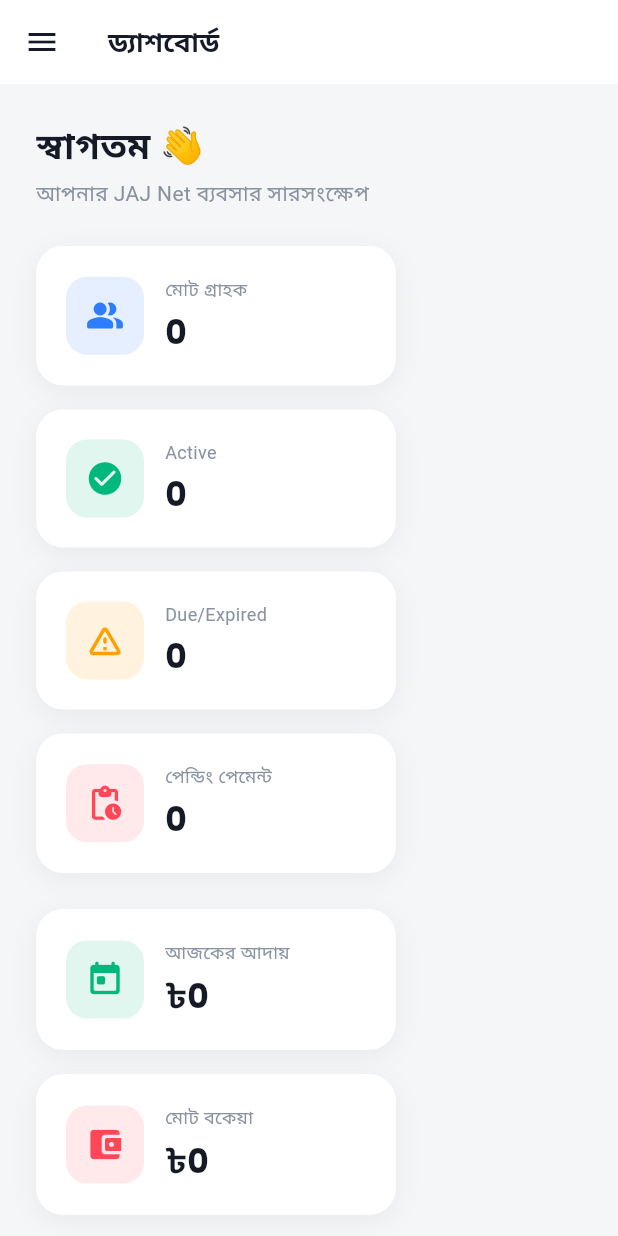
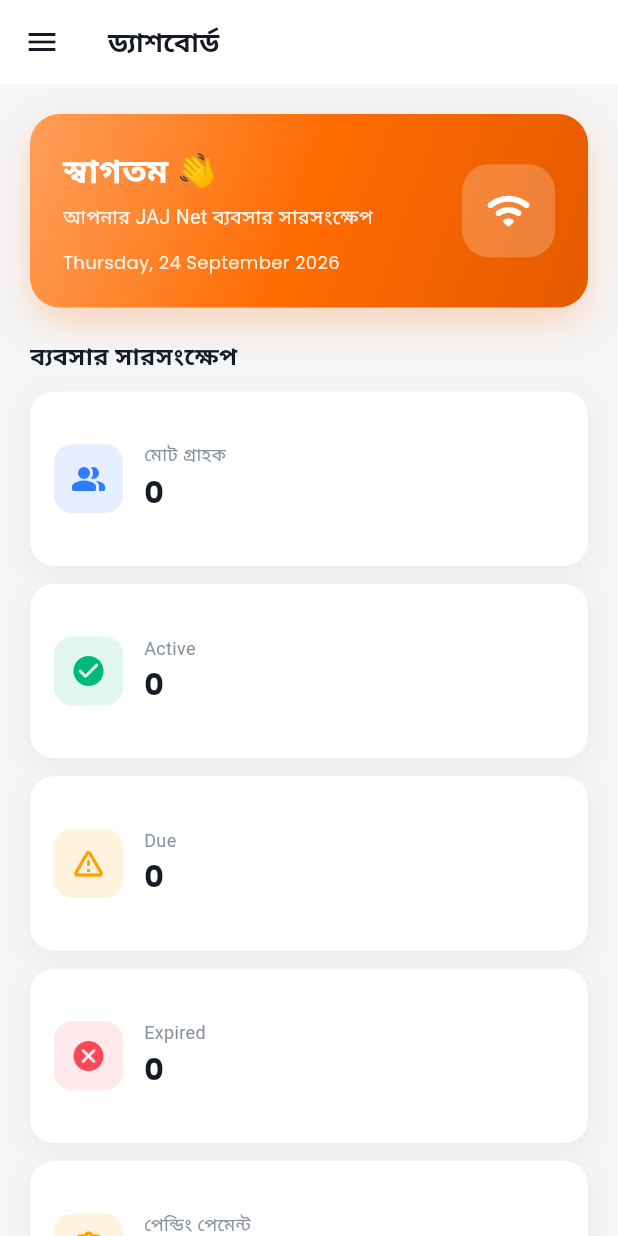
Before and after one commit to neuronzen/jajnet-admin, a Flutter app: the screen it shows once a user with an empty profile is signed in, on a phone screen of 412 x 824 dp. Run offline on Flutter 3.47's test engine with Material 3 defaults, Android fonts, the phone set to English and light mode, and no system bars; our stand-ins replace cloud_firestore, firebase_auth, firebase_core, google_fonts; accounts and stored records are empty.

Commit message:
Fix dashboard grid layout and customers page layout

```diff
--- a/lib/pages/dashboard.dart
+++ b/lib/pages/dashboard.dart
@@ -19,25 +19,25 @@ class DashboardPage extends StatelessWidget {
 builder: (context, paySnap) {
   final users = usersSnap.data?.docs ?? [];
   final payments = paySnap.data?.docs ?? [];
-            int active = 0;
-            int due = 0;
+
+  int active = 0, due = 0, expired = 0;
   double dueAmount = 0;
   for (final d in users) {
     final m = d.data() as Map<String, dynamic>;
     final s = (m['status'] ?? '').toString();
     if (s == 'active') active++;
-              if (s == 'due' || s == 'expired') due++;
-              dueAmount +=
-                  ((m['dueAmount'] ?? 0) as num).toDouble();
+    if (s == 'due') due++;
+    if (s == 'expired') expired++;
+    dueAmount += ((m['dueAmount'] ?? 0) as num).toDouble();
   }
+
   int pending = 0;
   double todayCollection = 0;
   final today = DateTime.now();
   for (final d in payments) {
     final m = d.data() as Map<String, dynamic>;
     if (m['status'] == 'pending') pending++;
-              if (m['status'] == 'verified' &&
-                  m['verifiedAt'] != null) {
+    if (m['status'] == 'verified' && m['verifiedAt'] != null) {
       final ts = m['verifiedAt'];
       if (ts is Timestamp) {
         final dt = ts.toDate();
@@ -51,75 +51,163 @@ class DashboardPage extends StatelessWidget {
     }
   }
 
+  final recent = users.take(5).toList();
+
   return SingleChildScrollView(
-              padding: const EdgeInsets.all(24),
+    padding: const EdgeInsets.all(20),
     child: Column(
       crossAxisAlignment: CrossAxisAlignment.start,
       children: [
-                  Text('স্বাগতম 👋',
+        _welcomeCard(),
+        const SizedBox(height: 20),
+        Text('ব্যবসার সারসংক্ষেপ',
             style: GoogleFonts.hindSiliguri(
-                          fontSize: 24,
+                fontSize: 16,
                 fontWeight: FontWeight.w700,
                 color: AC.ink)),
-                  const SizedBox(height: 4),
-                  Text('আপনার JAJ Net ব্যবসার সারসংক্ষেপ',
-                      style: GoogleFonts.hindSiliguri(
-                          fontSize: 14, color: AC.grey)),
-                  const SizedBox(height: 24),
-                  Wrap(
-                    spacing: 16,
-                    runSpacing: 16,
+        const SizedBox(height: 12),
+        LayoutBuilder(builder: (context, c) {
+          final cols = c.maxWidth > 1000
+              ? 3
+              : c.maxWidth > 640
+                  ? 2
+                  : 1;
+          return GridView.count(
+            crossAxisCount: cols,
+            crossAxisSpacing: 12,
+            mainAxisSpacing: 12,
+            childAspectRatio:
+                cols == 1 ? 3.2 : (cols == 2 ? 2.4 : 2.8),
+            shrinkWrap: true,
+            physics:
+                const NeverScrollableScrollPhysics(),
             children: [
-                      _stat('মোট গ্রাহক', '${users.length}',
-                          Icons.people_alt_rounded, AC.info),
-                      _stat('Active', '$active',
-                          Icons.check_circle_rounded, AC.success),
-                      _stat('Due/Expired', '$due',
-                          Icons.warning_amber_rounded, AC.warning),
-                      _stat('পেন্ডিং পেমেন্ট', '$pending',
-                          Icons.pending_actions_rounded, AC.error),
-                    ],
-                  ),
-                  const SizedBox(height: 24),
-                  Wrap(
-                    spacing: 16,
-                    runSpacing: 16,
-                    children: [
-                      _stat('আজকের আদায়',
-                          '৳${todayCollection.toStringAsFixed(0)}',
-                          Icons.today_rounded, AC.success),
-                      _stat('মোট বকেয়া',
+              _statCard(
+                  'মোট গ্রাহক',
+                  '${users.length}',
+                  Icons.people_alt_rounded,
+                  AC.info),
+              _statCard(
+                  'Active',
+                  '$active',
+                  Icons.check_circle_rounded,
+                  AC.success),
+              _statCard(
+                  'Due',
+                  '$due',
+                  Icons.warning_amber_rounded,
+                  AC.warning),
+              _statCard(
+                  'Expired',
+                  '$expired',
+                  Icons.cancel_rounded,
+                  AC.error),
+              _statCard(
+                  'পেন্ডিং পেমেন্ট',
+                  '$pending',
+                  Icons.pending_actions_rounded,
+                  AC.warning),
+              _statCard(
+                  'মোট বকেয়া',
                   '৳${dueAmount.toStringAsFixed(0)}',
                   Icons.account_balance_wallet_rounded,
                   AC.error),
             ],
+          );
+        }),
+        const SizedBox(height: 20),
+        Container(
+          width: double.infinity,
+          padding: const EdgeInsets.all(20),
+          decoration: BoxDecoration(
+            gradient: AC.heroGradient,
+            borderRadius: BorderRadius.circular(18),
           ),
-                  const SizedBox(height: 32),
+          child: Row(
+            children: [
+              Container(
+                width: 52,
+                height: 52,
+                decoration: BoxDecoration(
+                  color: Colors.white.withOpacity(0.22),
+                  borderRadius: BorderRadius.circular(14),
+                ),
+                child: const Icon(Icons.today_rounded,
+                    color: Colors.white, size: 26),
+              ),
+              const SizedBox(width: 16),
+              Expanded(
+                child: Column(
+                  crossAxisAlignment:
+                      CrossAxisAlignment.start,
+                  children: [
+                    Text('আজকের আদায়',
+                        style: GoogleFonts.hindSiliguri(
+                            fontSize: 13,
+                            color: Colors.white
+                                .withOpacity(0.92))),
+                    const SizedBox(height: 2),
+                    Text(
+                        '৳${todayCollection.toStringAsFixed(0)}',
+                        style: GoogleFonts.poppins(
+                            fontSize: 26,
+                            fontWeight: FontWeight.w700,
+                            color: Colors.white)),
+                  ],
+                ),
+              ),
+            ],
+          ),
+        ),
+        const SizedBox(height: 24),
+        Row(
+          mainAxisAlignment: MainAxisAlignment.spaceBetween,
+          children: [
             Text('সাম্প্রতিক গ্রাহক',
                 style: GoogleFonts.hindSiliguri(
-                          fontSize: 17,
+                    fontSize: 16,
                     fontWeight: FontWeight.w700,
                     color: AC.ink)),
+            Text('${users.length} জন',
+                style: GoogleFonts.hindSiliguri(
+                    fontSize: 12, color: AC.grey)),
+          ],
+        ),
         const SizedBox(height: 12),
         Container(
-                    padding: const EdgeInsets.all(20),
+          padding: const EdgeInsets.all(16),
           decoration: BoxDecoration(
             color: AC.white,
             borderRadius: BorderRadius.circular(18),
             boxShadow: AC.cardShadow,
           ),
-                    child: users.isEmpty
-                        ? const Center(
-                            child: Text('কোনো গ্রাহক নেই'))
+          child: recent.isEmpty
+              ? Padding(
+                  padding: const EdgeInsets.all(20),
+                  child: Center(
+                    child: Text('কোনো গ্রাহক নেই',
+                        style: GoogleFonts.hindSiliguri(
+                            color: AC.grey)),
+                  ),
+                )
               : Column(
-                            children: users
-                                .take(5)
-                                .map((d) {
-                              final m = d.data()
-                                  as Map<String, dynamic>;
-                              return ListTile(
-                                contentPadding: EdgeInsets.zero,
-                                leading: CircleAvatar(
+                  children: recent.map((d) {
+                    final m =
+                        d.data() as Map<String, dynamic>;
+                    final s = (m['status'] ?? '')
+                        .toString();
+                    final color = s == 'active'
+                        ? AC.success
+                        : s == 'due'
+                            ? AC.warning
+                            : AC.error;
+                    return Padding(
+                      padding: const EdgeInsets.symmetric(
+                          vertical: 6),
+                      child: Row(
+                        children: [
+                          CircleAvatar(
+                            radius: 20,
                             backgroundColor: AC.primary
                                 .withOpacity(0.15),
                             child: Text(
@@ -128,45 +216,53 @@ class DashboardPage extends StatelessWidget {
                                   .substring(0, 1)
                                   .toUpperCase(),
                               style: GoogleFonts.poppins(
-                                        fontWeight: FontWeight.w700,
+                                  fontWeight:
+                                      FontWeight.w700,
                                   color: AC.primary),
                             ),
                           ),
-                                title: Text(m['name'] ?? '',
-                                    style:
-                                        GoogleFonts.hindSiliguri(
+                          const SizedBox(width: 12),
+                          Expanded(
+                            child: Column(
+                              crossAxisAlignment:
+                                  CrossAxisAlignment.start,
+                              children: [
+                                Text(m['name'] ?? '',
+                                    style: GoogleFonts
+                                        .hindSiliguri(
                                             fontWeight:
-                                                FontWeight.w600)),
-                                subtitle: Text(
+                                                FontWeight
+                                                    .w600,
+                                            color: AC.ink)),
+                                Text(
                                     '${m['package'] ?? ''} • ৳${m['packagePrice'] ?? 0}',
-                                    style: GoogleFonts.hindSiliguri(
+                                    style: GoogleFonts
+                                        .hindSiliguri(
                                             fontSize: 12,
-                                        color: AC.grey)),
-                                trailing: Container(
-                                  padding: const EdgeInsets.symmetric(
-                                      horizontal: 10, vertical: 4),
+                                            color:
+                                                AC.grey)),
+                              ],
+                            ),
+                          ),
+                          Container(
+                            padding:
+                                const EdgeInsets.symmetric(
+                                    horizontal: 10,
+                                    vertical: 4),
                             decoration: BoxDecoration(
-                                    color: (m['status'] ?? '') ==
-                                            'active'
-                                        ? AC.success
-                                            .withOpacity(0.12)
-                                        : AC.warning
-                                            .withOpacity(0.12),
+                              color:
+                                  color.withOpacity(0.12),
                               borderRadius:
                                   BorderRadius.circular(20),
                             ),
-                                  child: Text(
-                                      (m['status'] ?? '')
-                                          .toString()
-                                          .toUpperCase(),
+                            child: Text(s.toUpperCase(),
                                 style: GoogleFonts.poppins(
                                     fontSize: 10,
-                                          fontWeight: FontWeight.w600,
-                                          color:
-                                              (m['status'] ?? '') ==
-                                                      'active'
-                                                  ? AC.success
-                                                  : AC.warning)),
+                                    fontWeight:
+                                        FontWeight.w600,
+                                    color: color)),
+                          ),
+                        ],
                       ),
                     );
                   }).toList(),
@@ -181,38 +277,97 @@ class DashboardPage extends StatelessWidget {
     );
   }
 
-  Widget _stat(String label, String value, IconData icon, Color color) {
+  Widget _welcomeCard() {
     return Container(
-      width: 240,
-      padding: const EdgeInsets.all(20),
+      width: double.infinity,
+      padding: const EdgeInsets.all(22),
+      decoration: BoxDecoration(
+        gradient: AC.heroGradient,
+        borderRadius: BorderRadius.circular(20),
+        boxShadow: [
+BoxShadow(
+  color: AC.primary.withOpacity(0.25),
+  blurRadius: 22,
+  offset: const Offset(0, 10),
+),
+        ],
+      ),
+      child: Row(
+        children: [
+Expanded(
+  child: Column(
+    crossAxisAlignment: CrossAxisAlignment.start,
+    children: [
+      Text('স্বাগতম 👋',
+          style: GoogleFonts.hindSiliguri(
+              fontSize: 22,
+              fontWeight: FontWeight.w700,
+              color: Colors.white)),
+      const SizedBox(height: 4),
+      Text('আপনার JAJ Net ব্যবসার সারসংক্ষেপ',
+          style: GoogleFonts.hindSiliguri(
+              fontSize: 13,
+              color: Colors.white.withOpacity(0.92))),
+      const SizedBox(height: 12),
+      Text(
+          DateFormat('EEEE, dd MMMM yyyy')
+              .format(DateTime.now()),
+          style: GoogleFonts.poppins(
+              fontSize: 12,
+              color: Colors.white.withOpacity(0.88))),
+    ],
+  ),
+),
+Container(
+  width: 62,
+  height: 62,
+  decoration: BoxDecoration(
+    color: Colors.white.withOpacity(0.22),
+    borderRadius: BorderRadius.circular(18),
+  ),
+  child: const Icon(Icons.wifi_rounded,
+      color: Colors.white, size: 32),
+),
+        ],
+      ),
+    );
+  }
+
+  Widget _statCard(
+      String label, String value, IconData icon, Color color) {
+    return Container(
+      padding: const EdgeInsets.all(16),
       decoration: BoxDecoration(
         color: AC.white,
-        borderRadius: BorderRadius.circular(18),
+        borderRadius: BorderRadius.circular(16),
         boxShadow: AC.cardShadow,
       ),
       child: Row(
         children: [
 Container(
-            width: 52,
-            height: 52,
+  width: 46,
+  height: 46,
   decoration: BoxDecoration(
     color: color.withOpacity(0.12),
-              borderRadius: BorderRadius.circular(14),
+    borderRadius: BorderRadius.circular(12),
   ),
-            child: Icon(icon, color: color, size: 26),
+  child: Icon(icon, color: color, size: 24),
 ),
 const SizedBox(width: 14),
 Expanded(
   child: Column(
     crossAxisAlignment: CrossAxisAlignment.start,
+    mainAxisAlignment: MainAxisAlignment.center,
     children: [
       Text(label,
           style: GoogleFonts.hindSiliguri(
-                        fontSize: 12, color: AC.grey)),
-                const SizedBox(height: 4),
+              fontSize: 12, color: AC.grey),
+          maxLines: 1,
+          overflow: TextOverflow.ellipsis),
+      const SizedBox(height: 2),
       Text(value,
           style: GoogleFonts.poppins(
-                        fontSize: 22,
+              fontSize: 20,
               fontWeight: FontWeight.w700,
               color: AC.ink)),
     ],
```
Also changed, not shown: lib/pages/customers.dart (+34 -28 lines). Lines whose indentation alone changed are shown as unchanged.
